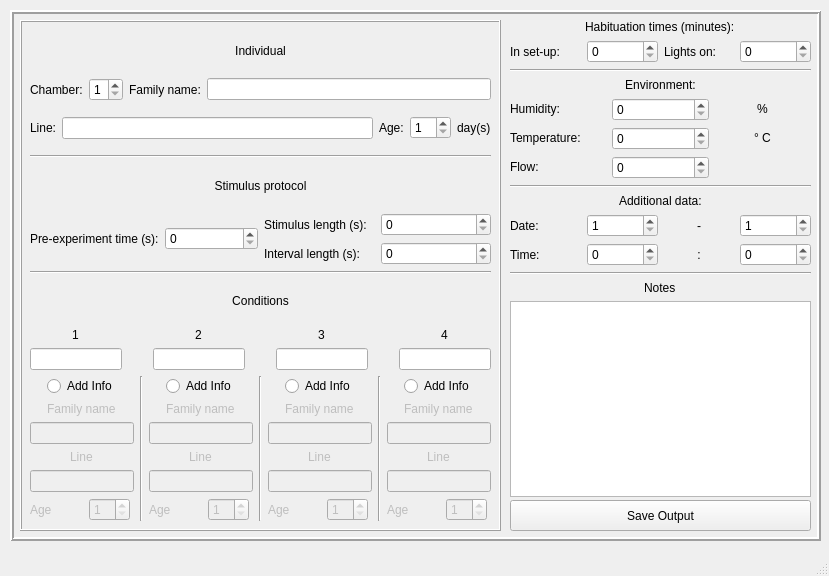
The window that GUIFiles/enterInfoGUI.ui (StefanBonestroo/BachelorInternship2018) describes before a commit, drawn with Qt 5.
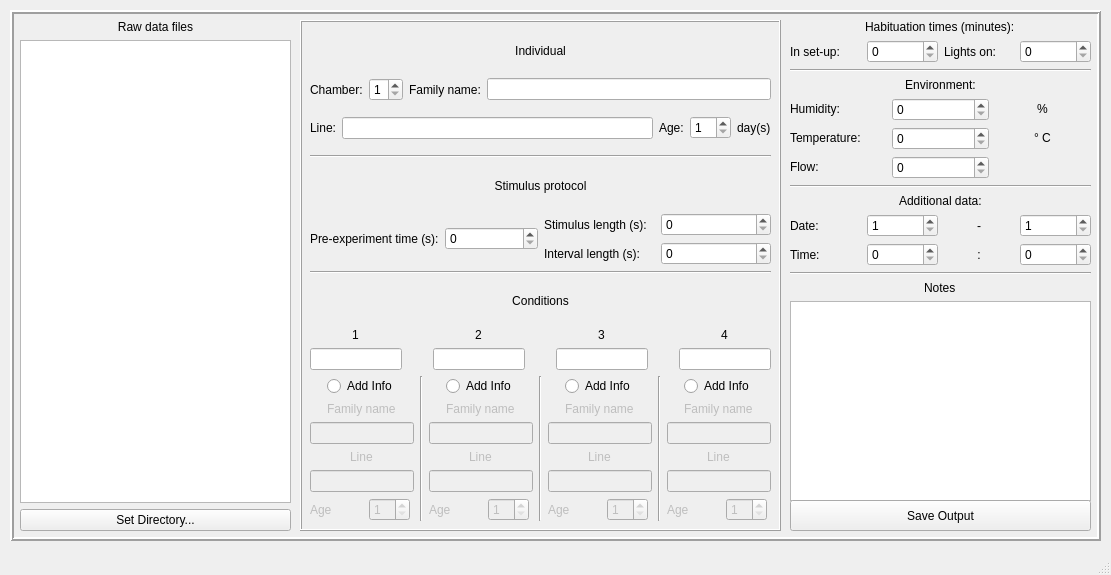
The same window after the commit.

Commit message: Option to save the x-y data

```diff
--- a/GUIFiles/enterInfoGUI.ui
+++ b/GUIFiles/enterInfoGUI.ui
@@ -6,8 +6,8 @@
    <rect>
     <x>0</x>
     <y>0</y>
-    <width>829</width>
-    <height>576</height>
+    <width>1111</width>
+    <height>575</height>
    </rect>
   </property>
   <property name="sizePolicy">
@@ -25,7 +25,7 @@
      <rect>
       <x>10</x>
       <y>10</y>
-      <width>811</width>
+      <width>1091</width>
       <height>531</height>
      </rect>
     </property>
@@ -41,7 +41,7 @@
     <widget class="QFrame" name="frame">
      <property name="geometry">
       <rect>
-       <x>10</x>
+       <x>290</x>
        <y>10</y>
        <width>481</width>
        <height>511</height>
@@ -663,10 +663,10 @@
     <widget class="QWidget" name="verticalLayoutWidget_13">
      <property name="geometry">
       <rect>
-       <x>500</x>
+       <x>780</x>
        <y>10</y>
        <width>301</width>
-       <height>477</height>
+       <height>481</height>
       </rect>
      </property>
      <layout class="QVBoxLayout" name="verticalLayout_13">
@@ -909,7 +909,7 @@
     <widget class="QPushButton" name="saveOutputButton">
      <property name="geometry">
       <rect>
-       <x>500</x>
+       <x>780</x>
        <y>490</y>
        <width>301</width>
        <height>31</height>
@@ -919,6 +919,38 @@
       <string>Save Output</string>
      </property>
     </widget>
+    <widget class="QWidget" name="verticalLayoutWidget_3">
+     <property name="geometry">
+      <rect>
+       <x>10</x>
+       <y>10</y>
+       <width>271</width>
+       <height>511</height>
+      </rect>
+     </property>
+     <layout class="QVBoxLayout" name="verticalLayout_17">
+      <item>
+       <widget class="QLabel" name="label_6">
+        <property name="text">
+         <string>Raw data files</string>
+        </property>
+        <property name="alignment">
+         <set>Qt::AlignCenter</set>
+        </property>
+       </widget>
+      </item>
+      <item>
+       <widget class="QListWidget" name="listWidget"/>
+      </item>
+      <item>
+       <widget class="QPushButton" name="setRawDataDirectoryButton">
+        <property name="text">
+         <string>Set Directory...</string>
+        </property>
+       </widget>
+      </item>
+     </layout>
+    </widget>
    </widget>
   </widget>
   <widget class="QStatusBar" name="statusbar"/>
```
The commit also changes 10 other files.
